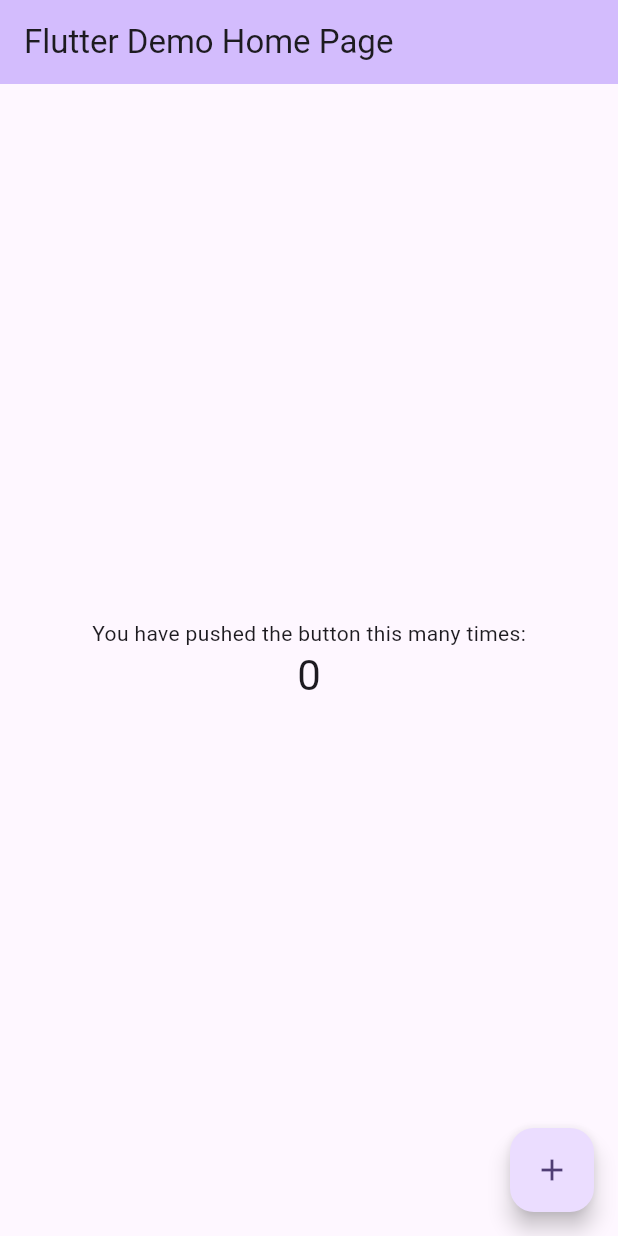
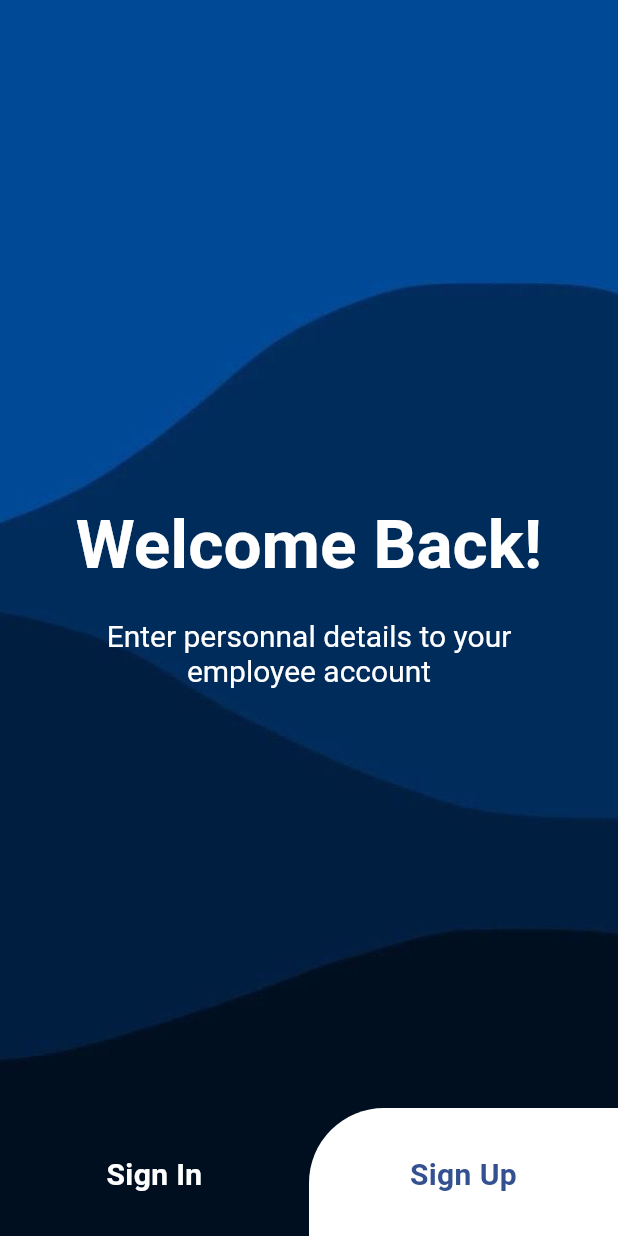
Before and after one commit to youba1akl/BricoRasy, a Flutter app: the screen it shows after launch, on a phone screen of 412 x 824 dp. Run offline on Flutter 3.47's test engine with Material 3 defaults, Android fonts, the phone set to English and light mode, and no system bars.

Commit message:
Modification de main.dart et ajout des nouveaux fichiers

```diff
--- a/lib/main.dart
+++ b/lib/main.dart
@@ -1,4 +1,5 @@
 import 'package:flutter/material.dart';
+import 'package:bricorasy/screens/welcome-screen.dart';
 
 void main() {
   runApp(const MyApp());
@@ -7,116 +8,11 @@ void main() {
 class MyApp extends StatelessWidget {
   const MyApp({super.key});
 
-  // This widget is the root of your application.
   @override
   Widget build(BuildContext context) {
     return MaterialApp(
-      title: 'Flutter Demo',
-      theme: ThemeData(
-        // This is the theme of your application.
-        //
-        // TRY THIS: Try running your application with "flutter run". You'll see
-        // the application has a purple toolbar. Then, without quitting the app,
-        // try changing the seedColor in the colorScheme below to Colors.green
-        // and then invoke "hot reload" (save your changes or press the "hot
-        // reload" button in a Flutter-supported IDE, or press "r" if you used
-        // the command line to start the app).
-        //
-        // Notice that the counter didn't reset back to zero; the application
-        // state is not lost during the reload. To reset the state, use hot
-        // restart instead.
-        //
-        // This works for code too, not just values: Most code changes can be
-        // tested with just a hot reload.
-        colorScheme: ColorScheme.fromSeed(seedColor: Colors.deepPurple),
-      ),
-      home: const MyHomePage(title: 'Flutter Demo Home Page'),
+      debugShowCheckedModeBanner: false,
+      home: Welcomescreen()
     );
   }
 }
-
-class MyHomePage extends StatefulWidget {
-  const MyHomePage({super.key, required this.title});
-
-  // This widget is the home page of your application. It is stateful, meaning
-  // that it has a State object (defined below) that contains fields that affect
-  // how it looks.
-
-  // This class is the configuration for the state. It holds the values (in this
-  // case the title) provided by the parent (in this case the App widget) and
-  // used by the build method of the State. Fields in a Widget subclass are
-  // always marked "final".
-
-  final String title;
-
-  @override
-  State<MyHomePage> createState() => _MyHomePageState();
-}
-
-class _MyHomePageState extends State<MyHomePage> {
-  int _counter = 0;
-
-  void _incrementCounter() {
-    setState(() {
-      // This call to setState tells the Flutter framework that something has
-      // changed in this State, which causes it to rerun the build method below
-      // so that the display can reflect the updated values. If we changed
-      // _counter without calling setState(), then the build method would not be
-      // called again, and so nothing would appear to happen.
-      _counter++;
-    });
-  }
-
-  @override
-  Widget build(BuildContext context) {
-    // This method is rerun every time setState is called, for instance as done
-    // by the _incrementCounter method above.
-    //
-    // The Flutter framework has been optimized to make rerunning build methods
-    // fast, so that you can just rebuild anything that needs updating rather
-    // than having to individually change instances of widgets.
-    return Scaffold(
-      appBar: AppBar(
-        // TRY THIS: Try changing the color here to a specific color (to
-        // Colors.amber, perhaps?) and trigger a hot reload to see the AppBar
-        // change color while the other colors stay the same.
-        backgroundColor: Theme.of(context).colorScheme.inversePrimary,
-        // Here we take the value from the MyHomePage object that was created by
-        // the App.build method, and use it to set our appbar title.
-        title: Text(widget.title),
-      ),
-      body: Center(
-        // Center is a layout widget. It takes a single child and positions it
-        // in the middle of the parent.
-        child: Column(
-          // Column is also a layout widget. It takes a list of children and
-          // arranges them vertically. By default, it sizes itself to fit its
-          // children horizontally, and tries to be as tall as its parent.
-          //
-          // Column has various properties to control how it sizes itself and
-          // how it positions its children. Here we use mainAxisAlignment to
-          // center the children vertically; the main axis here is the vertical
-          // axis because Columns are vertical (the cross axis would be
-          // horizontal).
-          //
-          // TRY THIS: Invoke "debug painting" (choose the "Toggle Debug Paint"
-          // action in the IDE, or press "p" in the console), to see the
-          // wireframe for each widget.
-          mainAxisAlignment: MainAxisAlignment.center,
-          children: <Widget>[
-            const Text('You have pushed the button this many times:'),
-            Text(
-              '$_counter',
-              style: Theme.of(context).textTheme.headlineMedium,
-            ),
-          ],
-        ),
-      ),
-      floatingActionButton: FloatingActionButton(
-        onPressed: _incrementCounter,
-        tooltip: 'Increment',
-        child: const Icon(Icons.add),
-      ), // This trailing comma makes auto-formatting nicer for build methods.
-    );
-  }
-}
--- /dev/null
+++ b/lib/screens/welcome-screen.dart
@@ -0,0 +1,73 @@
+import 'package:bricorasy/screens/signin-screen.dart';
+import 'package:bricorasy/screens/signup-screen.dart';
+import 'package:bricorasy/widgets/custom_scaffold.dart';
+import 'package:bricorasy/widgets/welcome_button.dart';
+import 'package:flutter/material.dart';
+
+class Welcomescreen extends StatelessWidget {
+  const Welcomescreen({super.key});
+
+  @override
+  Widget build(BuildContext context) {
+    return CustomScaffold(
+      child: Column(
+        children: [
+          Flexible(
+            flex: 8,
+            child: Container(
+              padding: EdgeInsets.symmetric(vertical: 0, horizontal: 40.0),
+              child: Center(
+                child: RichText(
+                  textAlign: TextAlign.center,
+                  text: const TextSpan(
+                    children: [
+                      TextSpan(
+                        text: 'Welcome Back!\n',
+                        style: TextStyle(
+                          fontSize: 45.0,
+                          fontWeight: FontWeight.w600,
+                          color: Colors.white,
+                        ),
+                      ),
+                      TextSpan(
+                        text:
+                            '\nEnter personnal details to your employee account',
+                        style: TextStyle(fontSize: 20.0, color: Colors.white),
+                      ),
+                    ],
+                  ),
+                ),
+              ),
+            ),
+          ),
+          const Flexible(
+            flex: 1,
+            child: Align(
+              alignment: Alignment.bottomRight,
+              child: Row(
+                children: [
+                  Expanded(
+                    child: WelcomeButton(
+                      buttonText: 'Sign In',
+                      onTap: Signinscreen(),
+                      color: Colors.transparent,
+                      colorText: Colors.white,
+                    )
+                  ),
+                  Expanded(
+                    child: WelcomeButton(
+                      buttonText: 'Sign Up',
+                      onTap: Signupscreen(),
+                      color:Colors.white ,
+                      colorText: Color(0xff335090),
+                    )
+                  ),
+                ],
+              ),
+            ),
+          ),
+        ],
+      ),
+    );
+  }
+}
--- /dev/null
+++ b/lib/widgets/custom_scaffold.dart
@@ -0,0 +1,24 @@
+import 'package:flutter/material.dart';
+
+class CustomScaffold extends StatelessWidget {
+  const CustomScaffold({super.key, this.child});
+  final Widget? child;
+  @override
+  Widget build(BuildContext context) {
+    return Scaffold(
+      appBar: AppBar(backgroundColor: Colors.transparent, elevation: 0),
+      extendBodyBehindAppBar: true,
+      body: Stack(
+        children: [
+          Image.asset(
+            'assets/images/F3.png',
+            fit: BoxFit.cover,
+            width: double.infinity,
+            height: double.infinity,
+          ),
+          SafeArea(child: child!),
+        ],
+      ),
+    );
+  }
+}
--- /dev/null
+++ b/lib/widgets/welcome_button.dart
@@ -0,0 +1,41 @@
+import 'package:flutter/material.dart';
+
+class WelcomeButton extends StatelessWidget {
+  const WelcomeButton({super.key, this.buttonText, this.onTap, this.color, this.colorText});
+  final String? buttonText;
+  final Widget? onTap;
+  final Color? color;
+  final Color? colorText;
+
+  @override
+  Widget build(BuildContext context) {
+    return GestureDetector(
+      onTap: () {
+        Navigator.push(
+          context,
+          MaterialPageRoute(
+            builder: (e) => onTap!,
+          ),
+        );
+      },
+      child: Container(
+        padding: const EdgeInsets.all(30.0),
+        decoration: BoxDecoration(
+          color: color!,
+          borderRadius:const BorderRadius.only(
+            topLeft: Radius.circular(50),
+          ),
+        ),
+        child: Text(
+          buttonText!,
+          textAlign: TextAlign.center,
+          style:  TextStyle(
+            fontSize: 20.0,
+            fontWeight: FontWeight.bold,
+            color:colorText!,
+          ),
+        ),
+      ),
+    );
+  }
+}
```
Also changed, not shown: lib/screens/signin-screen.dart (added, +16 -0 lines), lib/screens/signup-screen.dart (added, +18 -0 lines), lib/theme/theme.dart (added, +61 -0 lines), pubspec.yaml (+3 -4 lines), assets/images/F1.png (added), assets/images/F2.png (added), assets/images/F3.png (added), assets/images/F4.png (added).
